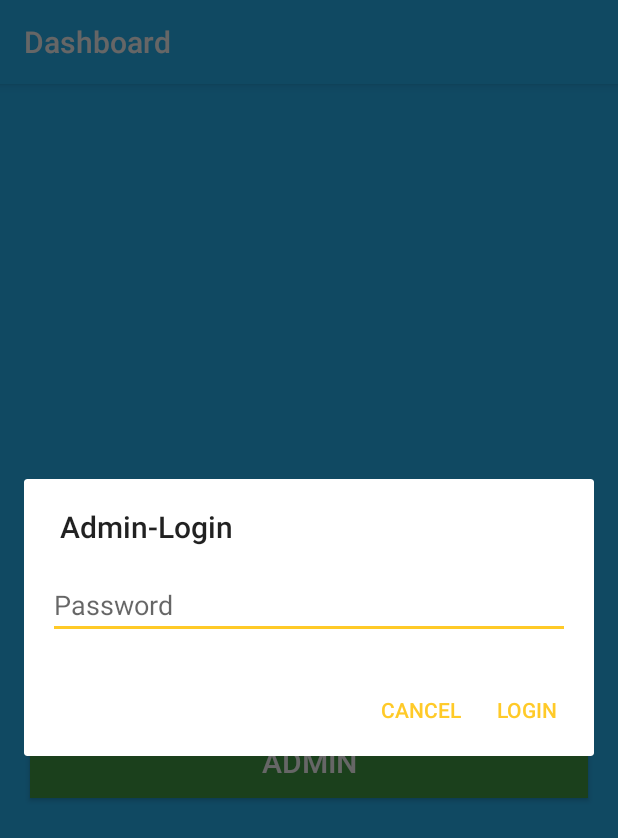
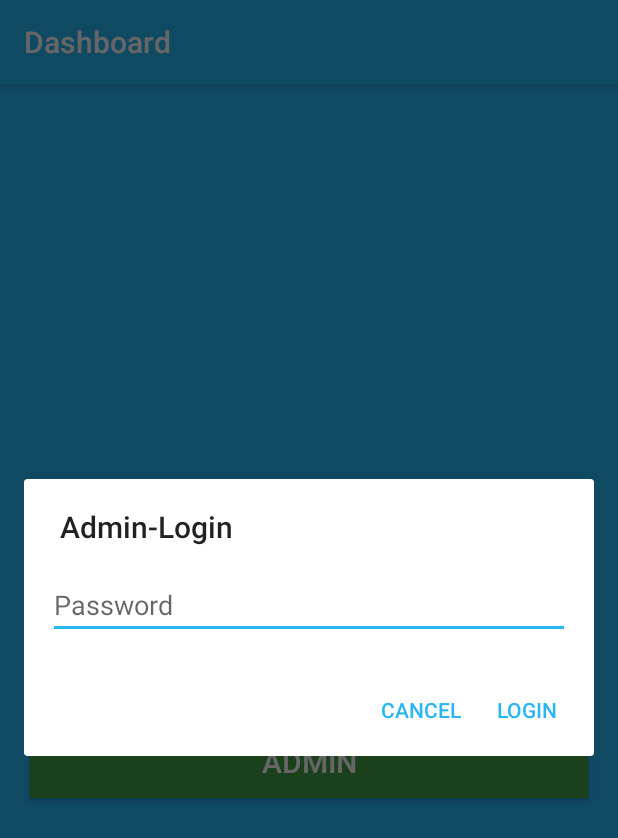
Before and after one commit to ser515-team-1/KLAPP, an Android app: the DashboardActivity screen opened directly, with no data from a screen before it, after a tap on "ADMIN", on a phone screen of 412 x 824 dp. Shown: the top 838 px of the screen. Run offline under Robolectric (Android 15) with nearby library versions, the phone set to English and light mode, and no system bars.

Commit message:
Changed color

```diff
--- a/app/src/main/res/values/colors.xml
+++ b/app/src/main/res/values/colors.xml
@@ -1,8 +1,8 @@
 <?xml version="1.0" encoding="utf-8"?>
 <resources>
     <color name="colorPrimary">#29B6F6</color>
-    <color name="colorPrimaryDark">#FFCA28</color>
-    <color name="colorAccent">#FFCA28</color>
+    <color name="colorPrimaryDark">#29B6F6</color>
+    <color name="colorAccent">#29B6F6</color>
     <color name="purple_klapp">#512DA8</color>
     <color name="orange_klapp">#FF8F00</color>
     <color name="green_klapp">#43A047</color>
```
